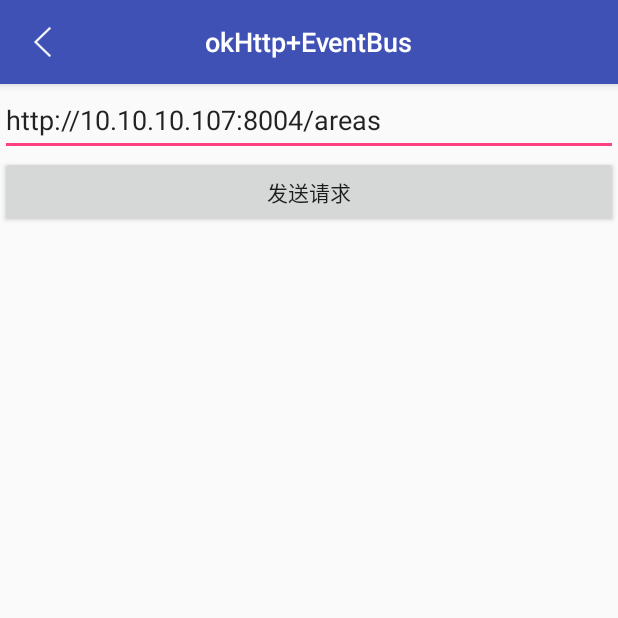
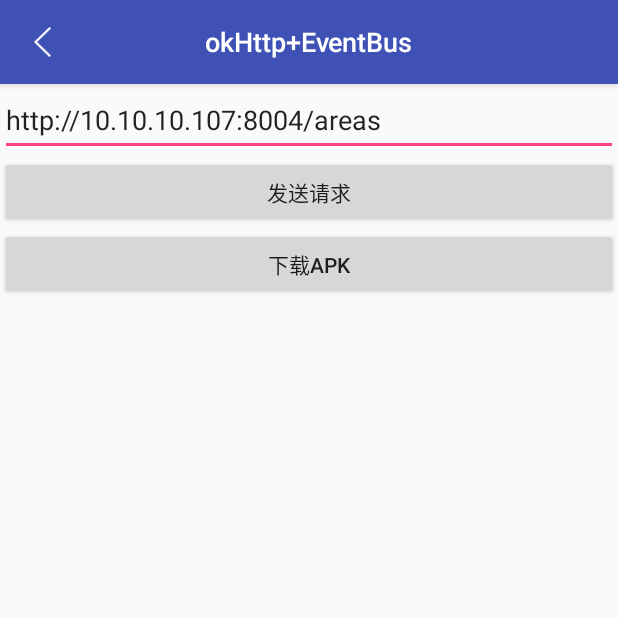
Before and after one commit to fengliang1992/AndroidLibs, an Android app: the screen it shows after launch (OkHttpActivity), after a tap on "OkHttp + EventBus", on a phone screen of 412 x 824 dp, the top half of it. Run offline under Robolectric (Android 15) with nearby library versions, the phone set to English and light mode, and no system bars; our stand-ins replace ButterKnife, EventBus.

Commit message:
通知栏更新apk

```diff
--- a/app/src/main/java/com/fltry/androidlibs/ui/ClassUtils.java
+++ b/app/src/main/java/com/fltry/androidlibs/ui/ClassUtils.java
@@ -1,9 +1,4 @@
 package com.fltry.androidlibs.ui;
-
-import com.fltry.androidlibs.view.autotext.AutoTextActivity;
-import com.fltry.androidlibs.view.elastic.ElasticActivity;
-import com.fltry.androidlibs.view.refresh.RefreshActivity;
-import com.fltry.androidlibs.view.timeselect.TimeSelectActivity;
 
 import java.util.ArrayList;
 
--- a/app/src/main/java/com/fltry/androidlibs/ui/MainActivity.java
+++ b/app/src/main/java/com/fltry/androidlibs/ui/MainActivity.java
@@ -27,7 +27,7 @@ public class MainActivity extends ButterknifeActivity {
     @Override
     protected void onCreate(Bundle savedInstanceState) {
         super.onCreate(savedInstanceState);
-        getToolbarTitle().setText("第三方");
+        setToolBarTitle("第三方");
         allClasses = ClassUtils.getAllClasses();
 
         viewPager.setAdapter(new MyViewPagerAdapter(getSupportFragmentManager(), this, 3));
@@ -55,17 +55,6 @@ public class MainActivity extends ButterknifeActivity {
                 }
             }
         });
-
-        if (Build.VERSION.SDK_INT >= 23) {//如果是6.0以上的
-            //验证是否许可权限
-            if (ActivityCompat.checkSelfPermission(this
-                    , Manifest.permission.WRITE_EXTERNAL_STORAGE) != PackageManager.PERMISSION_GRANTED) {
-                //申请权限
-                ActivityCompat.requestPermissions(this
-                        , new String[]{Manifest.permission.WRITE_EXTERNAL_STORAGE}, 2);
-                return;
-            }
-        }
     }
 
     @Override
--- a/app/src/main/res/values/styles.xml
+++ b/app/src/main/res/values/styles.xml
@@ -1,5 +1,4 @@
 <resources>
-
 
     <style name="RadioButtonStyle">
         <item name="android:layout_width">0dp</item>
--- a/eventbus/src/main/java/com/fltry/module/eventbus/MyHttpUtils.java
+++ b/eventbus/src/main/java/com/fltry/module/eventbus/MyHttpUtils.java
@@ -10,10 +10,6 @@ import okhttp3.OkHttpClient;
 import okhttp3.Request;
 import okhttp3.RequestBody;
 import okhttp3.Response;
-
-/**
- * Created by tol on 2018-04-25.
- */
 
 public class MyHttpUtils {
 
--- a/eventbus/src/main/res/layout/activity_http.xml
+++ b/eventbus/src/main/res/layout/activity_http.xml
@@ -19,4 +19,10 @@
         android:layout_height="wrap_content"
         android:text="发送请求" />
 
+    <Button
+        android:id="@+id/okHttp_btn2"
+        android:layout_width="match_parent"
+        android:layout_height="wrap_content"
+        android:text="下载apk" />
+
 </LinearLayout>
--- a/gradle.properties
+++ b/gradle.properties
@@ -15,4 +15,4 @@ org.gradle.jvmargs=-Xmx1536m
 # This option should only be used with decoupled projects. More details, visit
 # http://www.gradle.org/docs/current/userguide/multi_project_builds.html#sec:decoupled_projects
 # org.gradle.parallel=true
-isModule=false
+isModule=true
--- a/lib_common/src/main/java/com/fltry/module/lib_common/BaseActivity.java
+++ b/lib_common/src/main/java/com/fltry/module/lib_common/BaseActivity.java
@@ -13,10 +13,6 @@ import android.widget.TextView;
  * base类
  */
 public abstract class BaseActivity extends AppCompatActivity {
-
-    //登录返回的token
-    public static String JWT = "";
-
     public Context mContext;
     private TextView mToolbarTitle;
     private Toolbar mToolbar;
```
Also changed, not shown: eventbus/src/main/debug/AndroidManifest.xml (+10 -0 lines), eventbus/src/main/java/com/fltry/module/eventbus/OkHttpActivity.java (+117 -1 lines), picture/src/main/java/com/fltry/module/picture/PhotoUtils.java (+0 -9 lines).
